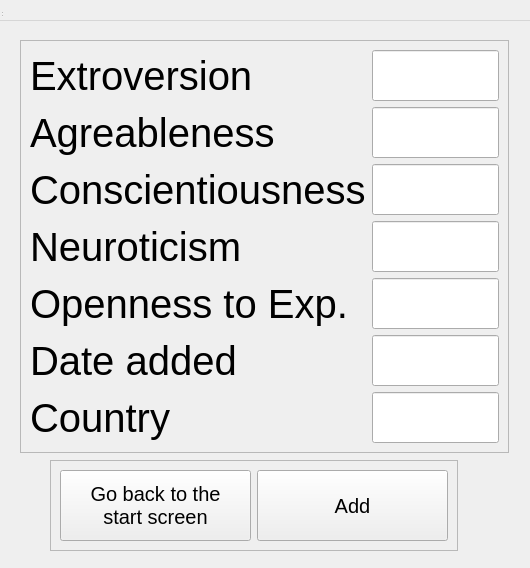
Qt form test_mult_window/windowInput.ui (tony-the-cony/dsba-itop2021-hw1) before a commit.
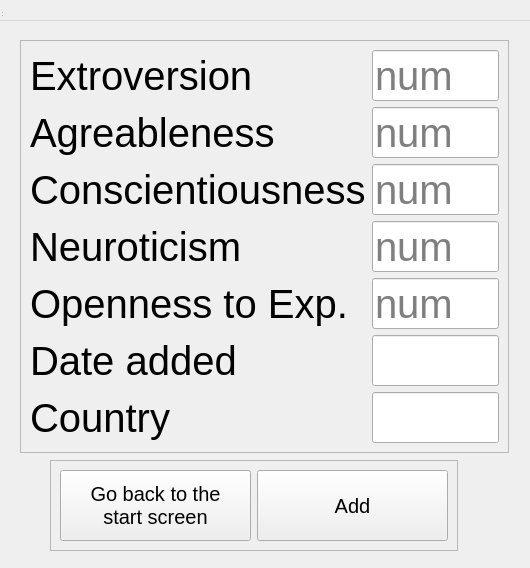
The same form after that commit. Custom widgets are drawn as their Qt base class.

```diff
--- a/test_mult_window/windowInput.ui
+++ b/test_mult_window/windowInput.ui
@@ -69,6 +69,12 @@
          <pointsize>30</pointsize>
         </font>
        </property>
+       <property name="inputMethodHints">
+        <set>Qt::ImhNone</set>
+       </property>
+       <property name="placeholderText">
+        <string comment="numbers only" extracomment="numbers only">num</string>
+       </property>
       </widget>
      </item>
      <item row="1" column="0">
@@ -102,6 +108,9 @@
          <pointsize>30</pointsize>
         </font>
        </property>
+       <property name="placeholderText">
+        <string comment="numbers only" extracomment="numbers only">num</string>
+       </property>
       </widget>
      </item>
      <item row="2" column="0">
@@ -135,6 +144,9 @@
          <pointsize>30</pointsize>
         </font>
        </property>
+       <property name="placeholderText">
+        <string comment="numbers only" extracomment="numbers only">num</string>
+       </property>
       </widget>
      </item>
      <item row="3" column="0">
@@ -168,6 +180,9 @@
          <pointsize>30</pointsize>
         </font>
        </property>
+       <property name="placeholderText">
+        <string comment="numbers only" extracomment="numbers only">num</string>
+       </property>
       </widget>
      </item>
      <item row="4" column="0">
@@ -201,6 +216,9 @@
          <pointsize>30</pointsize>
         </font>
        </property>
+       <property name="placeholderText">
+        <string comment="numbers only" extracomment="numbers only">num</string>
+       </property>
       </widget>
      </item>
      <item row="5" column="0">
```
